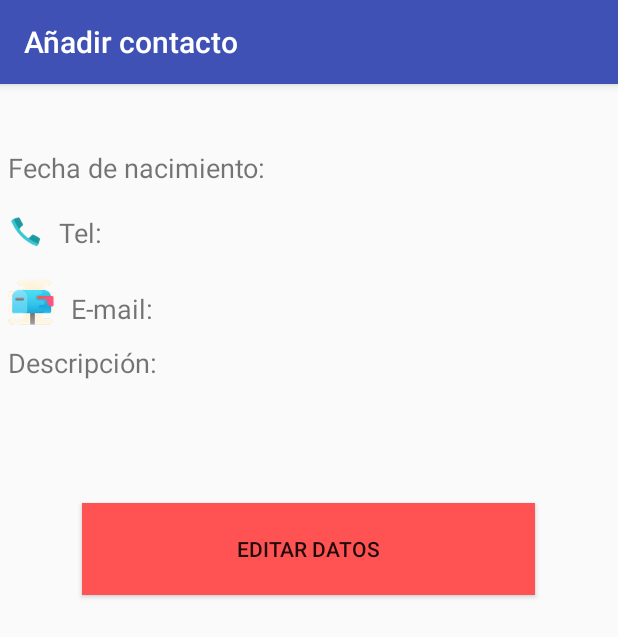
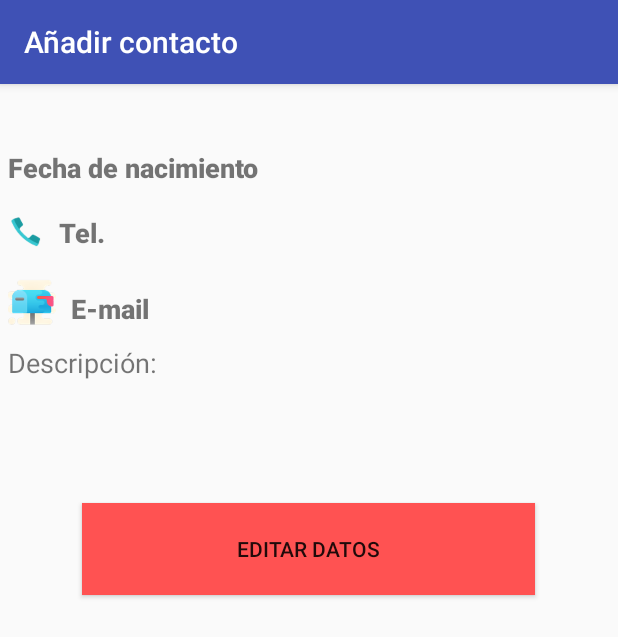
Before and after one commit to FerCJ/Mi-Primer-Proyecto-en-Android, an Android app: the screen it shows after launch (ConfirmarDatos), after a tap on "SIGUIENTE", on a phone screen of 412 x 824 dp. Shown: the top 637 px of the screen. Run offline under Robolectric (Android 15) with nearby library versions, the phone set to English and light mode, and no system bars.

Commit message:
Semana 2

```diff
--- a/app/src/main/java/com/cjf/agenda/ConfirmarDatos.java
+++ b/app/src/main/java/com/cjf/agenda/ConfirmarDatos.java
@@ -18,15 +18,15 @@ public class ConfirmarDatos extends AppCompatActivity {
         TextView textView = findViewById(R.id.textView);
         textView.setText(nombre);
 
-        String fecha = "Fecha de nacimiento: " + intent.getStringExtra("Fecha");
+        String fecha = intent.getStringExtra("Fecha");
         textView = findViewById(R.id.textView2);
         textView.setText(fecha);
 
-        String telefono = "Tel: " + intent.getStringExtra("Telefono");
+        String telefono =intent.getStringExtra("Telefono");
         textView = findViewById(R.id.textView3);
         textView.setText(telefono);
 
-        String correo = "E-mail: " + intent.getStringExtra("Correo");
+        String correo = intent.getStringExtra("Correo");
         textView = findViewById(R.id.textView4);
         textView.setText(correo);
 
--- a/app/src/main/res/layout/activity_confirmar_datos.xml
+++ b/app/src/main/res/layout/activity_confirmar_datos.xml
@@ -24,9 +24,30 @@
         app:layout_constraintTop_toTopOf="parent"
         app:layout_constraintVertical_bias="0.085" />
 
+    <LinearLayout
+        android:layout_width="match_parent"
+        android:layout_height="wrap_content"
+        android:orientation="horizontal">
+
+
+        <TextView
+            android:id="@+id/textView8"
+            android:layout_width="181dp"
+            android:layout_height="43dp"
+            android:paddingLeft="5dp"
+            android:text="@string/text_fecha"
+            android:textSize="18sp"
+            app:fontFamily="sans-serif-black"
+            app:layout_constraintBottom_toBottomOf="parent"
+            app:layout_constraintEnd_toEndOf="parent"
+            app:layout_constraintHorizontal_bias="0.204"
+            app:layout_constraintStart_toStartOf="parent"
+            app:layout_constraintTop_toTopOf="parent"
+            app:layout_constraintVertical_bias="0.152" />
+
         <TextView
             android:id="@+id/textView2"
-        android:layout_width="match_parent"
+            android:layout_width="230dp"
             android:layout_height="43dp"
             android:paddingLeft="5dp"
             android:text="@string/text_fecha"
@@ -38,6 +59,7 @@
             app:layout_constraintTop_toTopOf="parent"
             app:layout_constraintVertical_bias="0.152" />
 
+    </LinearLayout>
     <LinearLayout
         android:layout_width="match_parent"
         android:layout_height="wrap_content"
@@ -52,11 +74,20 @@
             app:srcCompat="@drawable/icons8_phone_48" />
 
         <TextView
+            android:id="@+id/textView6"
+            android:layout_width="wrap_content"
+            android:layout_height="43dp"
+            android:text="@string/text_tel"
+            android:textSize="18sp"
+            android:paddingLeft="10dp"
+            app:fontFamily="sans-serif-black" />
+
+        <TextView
             android:id="@+id/textView3"
-            android:layout_width="339dp"
+            android:layout_width="333dp"
             android:layout_height="43dp"
             android:layout_gravity="center_vertical"
-            android:paddingLeft="10dp"
+            android:paddingLeft="5dp"
             android:text="@string/text_tel"
             android:textSize="18sp"
             app:layout_constraintBottom_toBottomOf="parent"
@@ -65,6 +96,7 @@
             app:layout_constraintStart_toStartOf="parent"
             app:layout_constraintTop_toTopOf="parent"
             app:layout_constraintVertical_bias="0.224" />
+
     </LinearLayout>
 
     <LinearLayout
@@ -80,10 +112,26 @@
             app:srcCompat="@drawable/icons8_mailbox_64" />
 
         <TextView
-            android:id="@+id/textView4"
-            android:layout_width="match_parent"
+            android:id="@+id/textView9"
+            android:layout_width="74dp"
             android:layout_height="43dp"
             android:paddingLeft="10dp"
+            android:paddingTop="7dp"
+            android:text="@string/text_correo"
+            android:textSize="18sp"
+            app:fontFamily="sans-serif-black"
+            app:layout_constraintBottom_toBottomOf="parent"
+            app:layout_constraintEnd_toEndOf="parent"
+            app:layout_constraintHorizontal_bias="0.138"
+            app:layout_constraintStart_toStartOf="parent"
+            app:layout_constraintTop_toTopOf="parent"
+            app:layout_constraintVertical_bias="0.297" />
+
+        <TextView
+            android:id="@+id/textView4"
+            android:layout_width="300dp"
+            android:layout_height="43dp"
+            android:paddingLeft="5dp"
             android:paddingTop="7dp"
             android:text="@string/text_correo"
             android:textSize="18sp"
@@ -93,6 +141,7 @@
             app:layout_constraintStart_toStartOf="parent"
             app:layout_constraintTop_toTopOf="parent"
             app:layout_constraintVertical_bias="0.297" />
+
     </LinearLayout>
 
     <TextView
```
Lines whose indentation alone changed are shown as unchanged.
